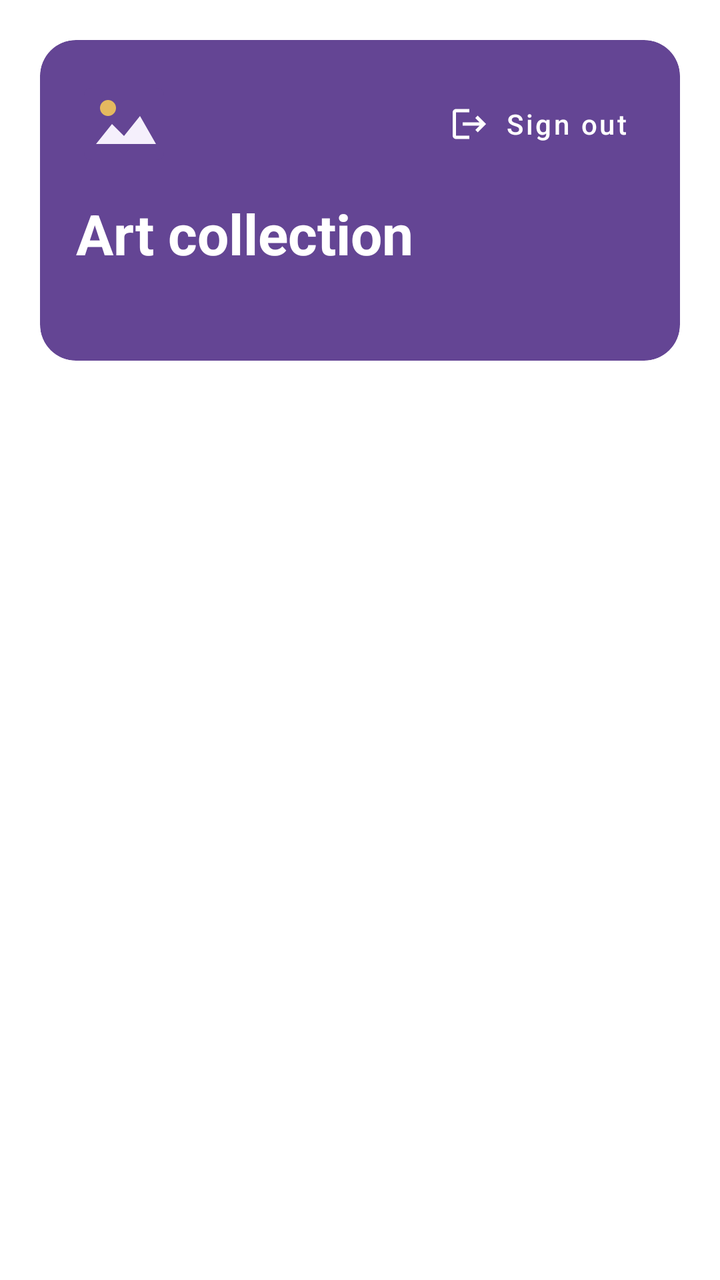
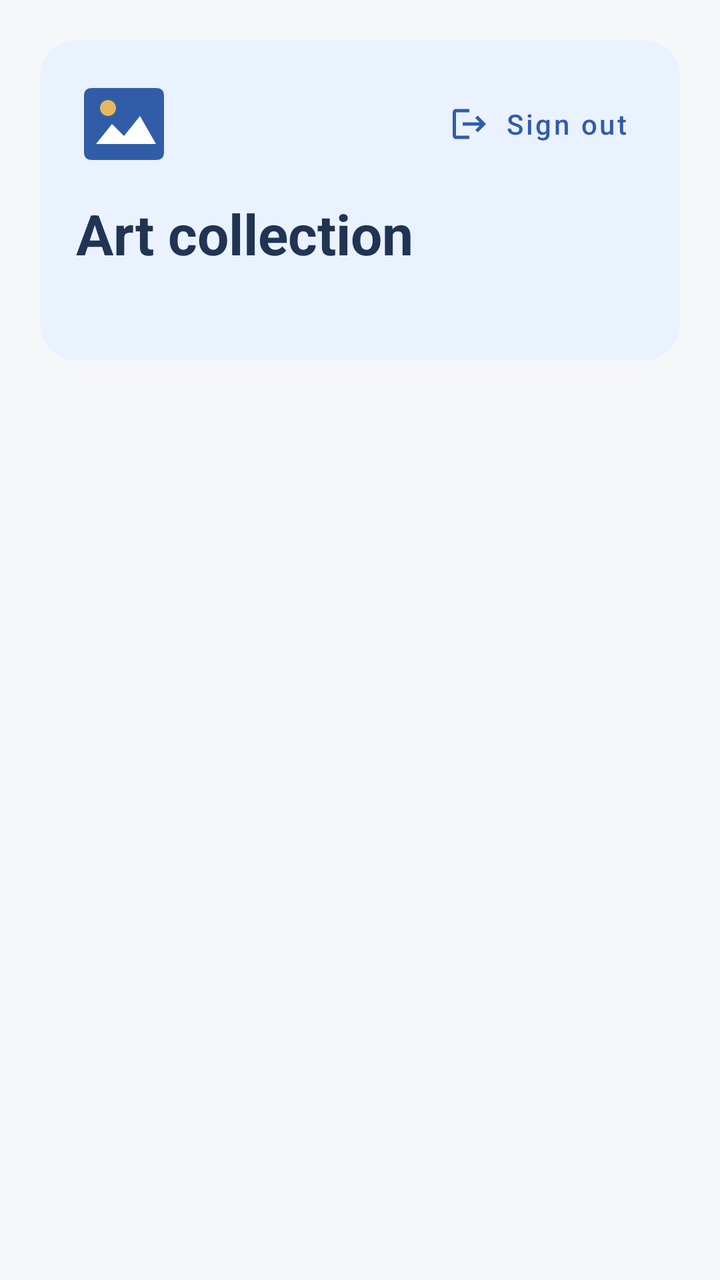

The first picture is an Android layout as it rendered before a commit; the second is the same layout after the commit. The layout source and the unified diff follow.
<!-- AndroidManifest.xml: application theme Theme.ArtGallery -->
<!-- res/layout/fragment_dashboard.xml -->
<?xml version="1.0" encoding="utf-8"?>
<LinearLayout xmlns:android="http://schemas.android.com/apk/res/android"
    xmlns:app="http://schemas.android.com/apk/res-auto"
    android:layout_width="match_parent"
    android:layout_height="match_parent"
    android:orientation="vertical"
    android:padding="20dp">

    <com.google.android.material.card.MaterialCardView
        android:layout_width="match_parent"
        android:layout_height="wrap_content"
        android:layout_marginBottom="20dp"
        app:cardBackgroundColor="#644594"
        app:cardCornerRadius="18dp"
        app:cardElevation="0dp">

        <LinearLayout
            android:layout_width="match_parent"
            android:layout_height="wrap_content"
            android:orientation="vertical"
            android:padding="18dp">

            <LinearLayout
                android:layout_width="match_parent"
                android:layout_height="wrap_content"
                android:orientation="horizontal"
                android:gravity="center_vertical">

                <ImageView
                    android:layout_width="48dp"
                    android:layout_height="48dp"
                    android:src="@drawable/ic_gallery"
                    android:importantForAccessibility="no" />

                <Space
                    android:layout_width="0dp"
                    android:layout_height="1dp"
                    android:layout_weight="1" />

                <com.google.android.material.button.MaterialButton
                    android:id="@+id/logout"
                    style="@style/Widget.MaterialComponents.Button.TextButton"
                    android:layout_width="wrap_content"
                    android:layout_height="wrap_content"
                    android:minHeight="48dp"
                    android:text="@string/sign_out"
                    android:textColor="#FFFFFF"
                    android:textAllCaps="false"
                    app:icon="@drawable/ic_logout"
                    app:iconTint="#FFFFFF"
                    app:iconSize="20dp"
                    app:iconPadding="8dp"
                    app:iconGravity="textStart" />

            </LinearLayout>

            <TextView
                android:layout_width="match_parent"
                android:layout_height="wrap_content"
                android:layout_marginTop="12dp"
                android:text="@string/collection"
                android:textSize="28sp"
                android:textStyle="bold"
                android:textColor="#FFFFFF" />

            <TextView
                android:id="@+id/status"
                android:layout_width="match_parent"
                android:layout_height="wrap_content"
                android:layout_marginTop="8dp"
                android:textSize="14sp"
                android:textColor="#F0E8FA"
                android:accessibilityLiveRegion="polite" />

        </LinearLayout>

    </com.google.android.material.card.MaterialCardView>

    <ProgressBar
        android:id="@+id/progress"
        android:layout_width="40dp"
        android:layout_height="40dp"
        android:layout_gravity="center"
        android:layout_marginBottom="12dp"
        android:indeterminateTint="#644594"
        android:contentDescription="@string/loading"
        android:visibility="gone" />

    <com.google.android.material.button.MaterialButton
        android:id="@+id/retry"
        android:layout_width="wrap_content"
        android:layout_height="wrap_content"
        android:layout_gravity="center"
        android:layout_marginBottom="12dp"
        android:text="@string/retry"
        android:textAllCaps="false"
        app:cornerRadius="12dp"
        android:visibility="gone" />

    <androidx.recyclerview.widget.RecyclerView
        android:id="@+id/artworks"
        android:layout_width="match_parent"
        android:layout_height="0dp"
        android:layout_weight="1"
        android:clipToPadding="false"
        android:paddingBottom="12dp" />

</LinearLayout>
<!-- resources referenced by this layout -->
<resources>
  <!-- drawable ic_gallery (drawable) -->
  <vector xmlns:android="http://schemas.android.com/apk/res/android"
      android:width="56dp"
      android:height="56dp"
      android:viewportWidth="24"
      android:viewportHeight="24">
  
      <path
          android:fillColor="#644594"
          android:pathData="M4,3H20Q22,3 22,5V19Q22,21 20,21H4Q2,21 2,19V5Q2,3 4,3Z" />
  
      <path
          android:fillColor="#F5F0FC"
          android:pathData="M5,17L9,12L12,15L16,10L20,17Z" />
  
      <path
          android:fillColor="#E5B95F"
          android:pathData="M6,8a2,2 0,1 0,4 0a2,2 0,1 0,-4 0" />
  
  </vector>
  <!-- drawable ic_logout (drawable) -->
  <vector xmlns:android="http://schemas.android.com/apk/res/android"
      android:width="24dp"
      android:height="24dp"
      android:viewportWidth="24"
      android:viewportHeight="24">
  
      <path
          android:fillColor="#FFFFFF"
          android:pathData="M17,7l-1.41,1.41L18.17,11H8v2h10.17l-2.58,2.59L17,17l5,-5zM4,5h8V3H4c-1.1,0 -2,0.9 -2,2v14c0,1.1 0.9,2 2,2h8v-2H4z" />
  
  </vector>
  <string name="collection">Art collection</string>
  <string name="loading">Loading…</string>
  <string name="retry">Try again</string>
  <string name="sign_out">Sign out</string>
  <style name="Theme.ArtGallery" parent="Theme.MaterialComponents.DayNight.NoActionBar">
          <item name="colorPrimary">#6451A3</item>
          <item name="colorPrimaryVariant">#49367E</item>
          <item name="colorOnPrimary">#FFFFFF</item>
          <item name="colorSecondary">#82703C</item>
      </style>
</resources>

<!-- the commit's change to res/layout/fragment_dashboard.xml (unified diff, before → after) -->
@@ -4,13 +4,14 @@
     android:layout_width="match_parent"
     android:layout_height="match_parent"
     android:orientation="vertical"
+    android:background="#F6F7F9"
     android:padding="20dp">
 
     <com.google.android.material.card.MaterialCardView
         android:layout_width="match_parent"
         android:layout_height="wrap_content"
         android:layout_marginBottom="20dp"
-        app:cardBackgroundColor="#644594"
+        app:cardBackgroundColor="#EAF2FF"
         app:cardCornerRadius="18dp"
         app:cardElevation="0dp">
 
@@ -44,10 +45,10 @@
                     android:layout_height="wrap_content"
                     android:minHeight="48dp"
                     android:text="@string/sign_out"
-                    android:textColor="#FFFFFF"
+                    android:textColor="#315DA8"
                     android:textAllCaps="false"
                     app:icon="@drawable/ic_logout"
-                    app:iconTint="#FFFFFF"
+                    app:iconTint="#315DA8"
                     app:iconSize="20dp"
                     app:iconPadding="8dp"
                     app:iconGravity="textStart" />
@@ -61,7 +62,7 @@
                 android:text="@string/collection"
                 android:textSize="28sp"
                 android:textStyle="bold"
-                android:textColor="#FFFFFF" />
+                android:textColor="#203454" />
 
             <TextView
                 android:id="@+id/status"
@@ -69,7 +70,7 @@
                 android:layout_height="wrap_content"
                 android:layout_marginTop="8dp"
                 android:textSize="14sp"
-                android:textColor="#F0E8FA"
+                android:textColor="#52647D"
                 android:accessibilityLiveRegion="polite" />
 
         </LinearLayout>
@@ -82,7 +83,7 @@
         android:layout_height="40dp"
         android:layout_gravity="center"
         android:layout_marginBottom="12dp"
-        android:indeterminateTint="#644594"
+        android:indeterminateTint="#315DA8"
         android:contentDescription="@string/loading"
         android:visibility="gone" />
 
@@ -93,7 +94,9 @@
         android:layout_gravity="center"
         android:layout_marginBottom="12dp"
         android:text="@string/retry"
+        android:textColor="#FFFFFF"
         android:textAllCaps="false"
+        app:backgroundTint="#315DA8"
         app:cornerRadius="12dp"
         android:visibility="gone" />
 
<!-- resource entries referenced after the edit -->
@@ -8,11 +8,11 @@
       android:viewportHeight="24">
   
       <path
-          android:fillColor="#644594"
+          android:fillColor="#315DA8"
           android:pathData="M4,3H20Q22,3 22,5V19Q22,21 20,21H4Q2,21 2,19V5Q2,3 4,3Z" />
   
       <path
-          android:fillColor="#F5F0FC"
+          android:fillColor="#FFFFFF"
           android:pathData="M5,17L9,12L12,15L16,10L20,17Z" />
   
       <path
@@ -37,10 +37,10 @@
   <string name="retry">Try again</string>
   <string name="sign_out">Sign out</string>
   <style name="Theme.ArtGallery" parent="Theme.MaterialComponents.DayNight.NoActionBar">
-          <item name="colorPrimary">#6451A3</item>
-          <item name="colorPrimaryVariant">#49367E</item>
+          <item name="colorPrimary">#006D77</item>
+          <item name="colorPrimaryVariant">#004F56</item>
           <item name="colorOnPrimary">#FFFFFF</item>
-          <item name="colorSecondary">#82703C</item>
+          <item name="colorSecondary">#006D77</item>
       </style>
 </resources>
 
